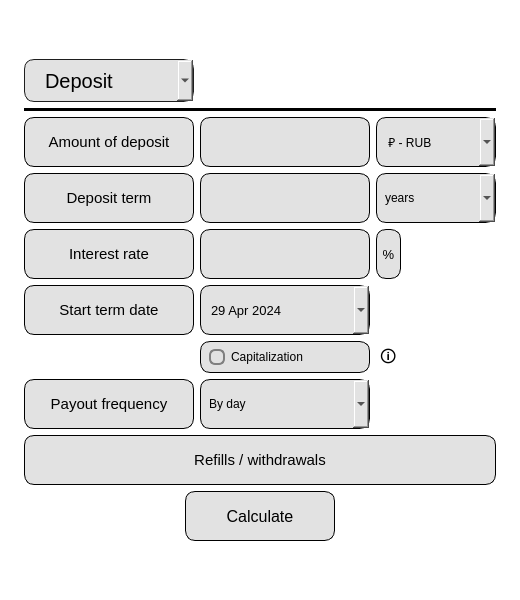
Above: src/gui_modules/ui_modules/s21_deposit.ui from kossadda/C7_s21_SmartCalc before the change. Below: the same form after it.
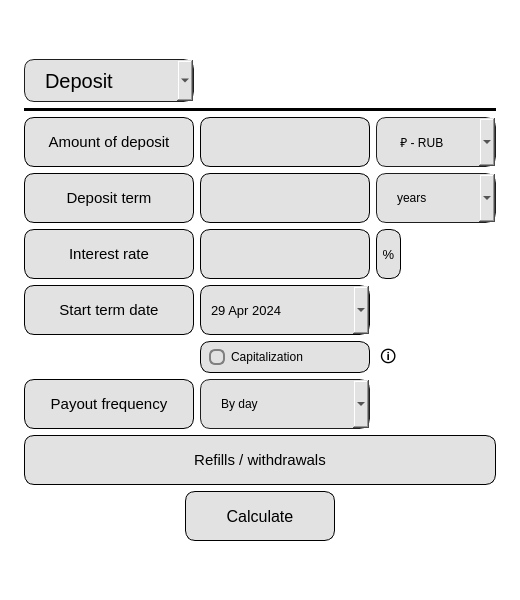
That is the form after the change. Icons and pictures are not drawn.

Commit message: fix: bugs in qcombobox lists color

What changed in the file:
```diff
--- a/src/gui_modules/ui_modules/s21_deposit.ui
+++ b/src/gui_modules/ui_modules/s21_deposit.ui
@@ -162,13 +162,32 @@
          </size>
         </property>
         <property name="styleSheet">
-         <string notr="true">QComboBox {
+         <string notr="true">QComboBox
+{
+    subcontrol-origin: padding;
+    subcontrol-position: top right;
+    selection-background-color: rgb(226, 226, 226);
+    selection-color: black; /* Изменено для контраста с белым */
+    color: black; /* Изменено для видимости на светлом фоне */
+    background-color: rgb(226, 226, 226);
+    border-style: solid;
+    border: 1px solid #1e1e1e;
     border-radius: 10px;
-    padding-right: 20px;
-    padding: 0 8px;
+    padding: 1px 0px 1px 20px;
+}
+
+QComboBox:!on
+{
+    color: black; /* Изменено для видимости */
     background-color: rgb(226, 226, 226);
-    color: black;
-    border: 1px solid black;
+}
+
+QComboBox QAbstractItemView
+{
+    border: 2px solid darkgray;
+    color: black; /* Изменено для видимости */
+    selection-background-color: rgb(226, 226, 226);
+	background-color: white;
 }
 
 QComboBox::drop-down {
@@ -251,13 +270,32 @@
          </size>
         </property>
         <property name="styleSheet">
-         <string notr="true">QComboBox {
+         <string notr="true">QComboBox
+{
+    subcontrol-origin: padding;
+    subcontrol-position: top right;
+    selection-background-color: rgb(226, 226, 226);
+    selection-color: black; /* Изменено для контраста с белым */
+    color: black; /* Изменено для видимости на светлом фоне */
+    background-color: rgb(226, 226, 226);
+    border-style: solid;
+    border: 1px solid #1e1e1e;
     border-radius: 10px;
-    padding-right: 20px;
-    padding: 0 8px;
+    padding: 1px 0px 1px 20px;
+}
+
+QComboBox:!on
+{
+    color: black; /* Изменено для видимости */
     background-color: rgb(226, 226, 226);
-    color: black;
-    border: 1px solid black;
+}
+
+QComboBox QAbstractItemView
+{
+    border: 2px solid darkgray;
+    color: black; /* Изменено для видимости */
+    selection-background-color: rgb(226, 226, 226);
+	background-color: white;
 }
 
 QComboBox::drop-down {
@@ -428,13 +466,32 @@
          </size>
         </property>
         <property name="styleSheet">
-         <string notr="true">QComboBox {
+         <string notr="true">QComboBox
+{
+    subcontrol-origin: padding;
+    subcontrol-position: top right;
+    selection-background-color: rgb(226, 226, 226);
+    selection-color: black; /* Изменено для контраста с белым */
+    color: black; /* Изменено для видимости на светлом фоне */
+    background-color: rgb(226, 226, 226);
+    border-style: solid;
+    border: 1px solid #1e1e1e;
     border-radius: 10px;
-    padding-right: 20px;
-    padding: 0 8px;
+    padding: 1px 0px 1px 20px;
+}
+
+QComboBox:!on
+{
+    color: black; /* Изменено для видимости */
     background-color: rgb(226, 226, 226);
-    color: black;
-    border: 1px solid black;
+}
+
+QComboBox QAbstractItemView
+{
+    border: 2px solid darkgray;
+    color: black; /* Изменено для видимости */
+    selection-background-color: rgb(226, 226, 226);
+	background-color: white;
 }
 
 QComboBox::drop-down {
```
Left out of the diff: 96 changed lines with no effect on the pictures. The commit also changes 4 other files.
